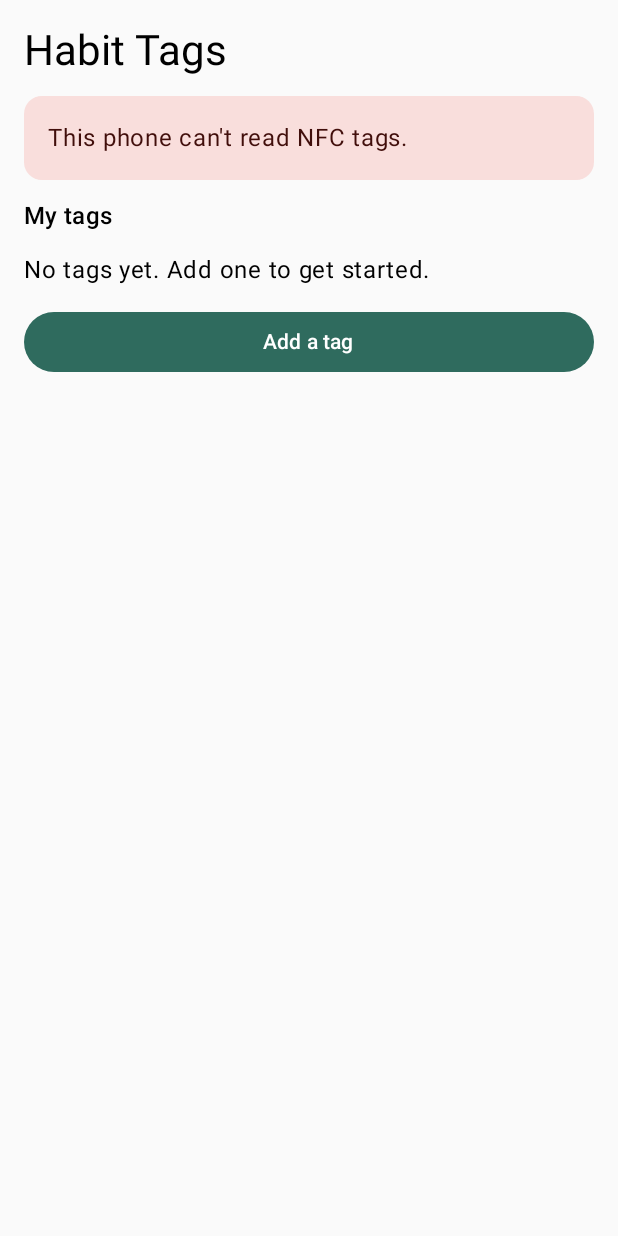
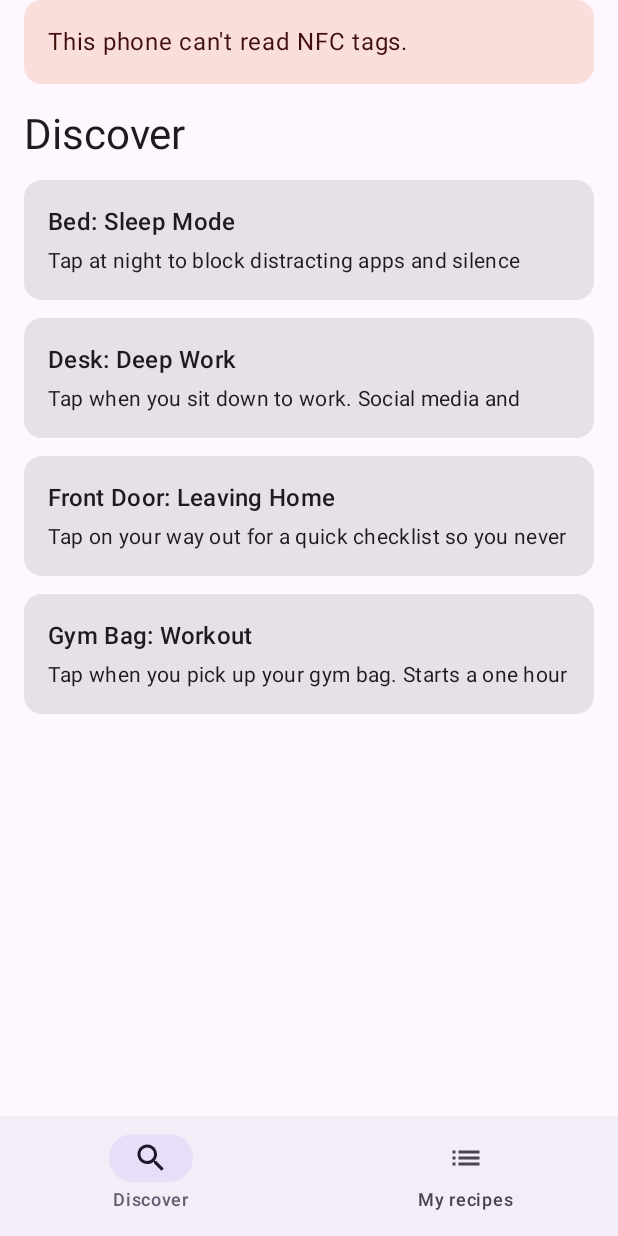
Before and after one commit to vineet-agarwal-codes/nfc-habit-tags, an Android app built with Jetpack Compose: the screen it shows after launch (MainActivity), on a phone screen of 412 x 824 dp. Run offline under Robolectric (Android 15) with nearby library versions, the phone set to English and light mode, and no system bars; pictures from the network do not load; 1 statement that could not run was skipped.

Commit message:
Android: Discover and My recipes tabs, recipe/edit/setup screens, active-mode strip
CI starts the debug app in offline mode and switches to fixtures, so
test runs never reach the production backend.

Co-Authored-By: Claude Opus 5.5 <noreply@anthropic.com>

```diff
--- a/android/app/src/main/kotlin/com/habittags/app/backend/UsageReportWorker.kt
+++ b/android/app/src/main/kotlin/com/habittags/app/backend/UsageReportWorker.kt
@@ -11,10 +11,12 @@ import androidx.work.PeriodicWorkRequestBuilder
 import androidx.work.WorkManager
 import androidx.work.WorkerParameters
 import com.habittags.app.HabitTagsApp
+import com.habittags.core.store.withDeviceId
 import com.habittags.core.usage.afterReportSent
 import com.habittags.core.usage.buildReport
 import kotlinx.datetime.Clock
 import kotlinx.datetime.TimeZone
+import java.util.UUID
 import java.util.concurrent.TimeUnit
 
 class UsageReportWorker(context: Context, params: WorkerParameters) : CoroutineWorker(context, params) {
@@ -38,8 +40,8 @@ object UsageReporting {
     /** Sends the current report; true when the server accepted it. */
     suspend fun sendNow(context: Context): Boolean {
         val app = HabitTagsApp.from(context)
-        val state = app.state.value
-        val deviceId = state.deviceId ?: return false
+        val state = app.update { it.withDeviceId { UUID.randomUUID().toString() } }
+        val deviceId = state.deviceId!!
         val now = Clock.System.now()
         return runCatching { app.backend.report(deviceId, buildReport(state, now, TimeZone.currentSystemDefault())) }
             .onSuccess {
--- /dev/null
+++ b/android/app/src/main/kotlin/com/habittags/app/ui/ActiveModeStrip.kt
@@ -0,0 +1,65 @@
+package com.habittags.app.ui
+
+import android.nfc.NfcAdapter
+import androidx.compose.foundation.layout.Arrangement
+import androidx.compose.foundation.layout.Column
+import androidx.compose.foundation.layout.Row
+import androidx.compose.foundation.layout.fillMaxWidth
+import androidx.compose.foundation.layout.padding
+import androidx.compose.material3.Card
+import androidx.compose.material3.CardDefaults
+import androidx.compose.material3.MaterialTheme
+import androidx.compose.material3.OutlinedButton
+import androidx.compose.material3.Text
+import androidx.compose.runtime.Composable
+import androidx.compose.runtime.LaunchedEffect
+import androidx.compose.runtime.collectAsState
+import androidx.compose.runtime.getValue
+import androidx.compose.runtime.mutableLongStateOf
+import androidx.compose.runtime.remember
+import androidx.compose.runtime.setValue
+import androidx.compose.ui.Alignment
+import androidx.compose.ui.Modifier
+import androidx.compose.ui.platform.LocalContext
+import androidx.compose.ui.unit.dp
+import com.habittags.app.TapHandler
+import kotlinx.coroutines.delay
+
+/** Shown above both tabs: NFC warnings and every mode that is on, each with End now. */
+@Composable
+fun ActiveModeStrip(onEndNow: (String) -> Unit) {
+    val context = LocalContext.current
+    val state by context.app().state.collectAsState()
+    var now by remember { mutableLongStateOf(System.currentTimeMillis()) }
+    LaunchedEffect(Unit) { while (true) { delay(15_000); now = System.currentTimeMillis() } }
+    val nfc = remember { NfcAdapter.getDefaultAdapter(context) }
+
+    Column(Modifier.fillMaxWidth().padding(horizontal = 16.dp), verticalArrangement = Arrangement.spacedBy(8.dp)) {
+        if (nfc == null) Banner("This phone can't read NFC tags.")
+        else if (!nfc.isEnabled) Banner("NFC is off. Turn it on in Settings to use your tags.")
+        if (state.active.isEmpty()) return@Column
+        Text("On now", style = MaterialTheme.typography.titleMedium, modifier = Modifier.padding(top = 8.dp))
+        state.active.values.forEach { mode ->
+            val label = state.tags[mode.tagId]?.label ?: mode.recipeId
+            val strictLeft = mode.strictUntil?.takeIf { it > now }?.let { TapHandler.minutesLeft(it - now) }
+            val detail = when {
+                strictLeft != null -> " · strict, $strictLeft min left"
+                mode.autoOffAt != null -> " · ends ${TapHandler.formatTime(mode.autoOffAt!!)}"
+                else -> ""
+            }
+            Card(Modifier.fillMaxWidth(), colors = CardDefaults.cardColors(containerColor = MaterialTheme.colorScheme.primaryContainer)) {
+                Row(Modifier.padding(12.dp), verticalAlignment = Alignment.CenterVertically) {
+                    Text(label + detail, Modifier.weight(1f), style = MaterialTheme.typography.bodyLarge)
+                    OutlinedButton(onClick = { onEndNow(mode.tagId) }) { Text("End now") }
+                }
+            }
+        }
+    }
+}
+
+@Composable
+fun Banner(text: String) {
+    Card(Modifier.fillMaxWidth(), colors = CardDefaults.cardColors(containerColor = MaterialTheme.colorScheme.errorContainer)) {
+        Text(text, Modifier.padding(16.dp))
+    }
+}
--- a/android/app/src/main/kotlin/com/habittags/app/ui/AppNav.kt
+++ b/android/app/src/main/kotlin/com/habittags/app/ui/AppNav.kt
@@ -1,26 +1,52 @@
 package com.habittags.app.ui
 
+import androidx.compose.foundation.layout.Column
+import androidx.compose.foundation.layout.fillMaxSize
+import androidx.compose.foundation.layout.padding
+import androidx.compose.material.icons.Icons
+import androidx.compose.material.icons.filled.List
+import androidx.compose.material.icons.filled.Search
+import androidx.compose.material3.Icon
+import androidx.compose.material3.NavigationBar
+import androidx.compose.material3.NavigationBarItem
+import androidx.compose.material3.Scaffold
+import androidx.compose.material3.Text
 import androidx.compose.runtime.Composable
 import androidx.compose.runtime.LaunchedEffect
 import androidx.compose.runtime.getValue
 import androidx.compose.runtime.mutableStateOf
 import androidx.compose.runtime.remember
 import androidx.compose.runtime.setValue
+import androidx.compose.ui.Modifier
+import androidx.navigation.NavGraph.Companion.findStartDestination
+import androidx.navigation.NavHostController
 import androidx.navigation.NavType
 import androidx.navigation.compose.NavHost
 import androidx.navigation.compose.composable
+import androidx.navigation.compose.currentBackStackEntryAsState
 import androidx.navigation.compose.rememberNavController
 import androidx.navigation.navArgument
+
+private val TABS = listOf("discover" to "Discover", "my" to "My recipes")
+
+private fun NavHostController.openTab(route: String) = navigate(route) {
+    popUpTo(graph.findStartDestination().id) { saveState = true }
+    launchSingleTop = true
+    restoreState = true
+}
 
 @Composable
 fun AppNav(activity: MainActivity) {
     val nav = rememberNavController()
     var checklist by remember { mutableStateOf<Pair<String, List<String>>?>(null) }
     val intent = activity.pending.value
+    val current by nav.currentBackStackEntryAsState()
+    val route = current?.destination?.route
+    val onTab = TABS.any { it.first == route }
 
     LaunchedEffect(intent) {
         intent ?: return@LaunchedEffect
-        intent.getStringExtra(MainActivity.EXTRA_SETUP_TAG_ID)?.let { nav.navigate("catalog?setupTagId=$it") }
+        intent.getStringExtra(MainActivity.EXTRA_SETUP_TAG_ID)?.let { nav.navigate("setup/$it") }
         intent.getStringExtra(MainActivity.EXTRA_GATE_TAG_ID)?.let { nav.navigate("gate/$it") }
         intent.getStringExtra(MainActivity.EXTRA_CHECKLIST_TITLE)?.let { title ->
             checklist = title to intent.getStringArrayExtra(MainActivity.EXTRA_CHECKLIST_ITEMS).orEmpty().toList()
@@ -28,38 +54,56 @@ fun AppNav(activity: MainActivity) {
         activity.pending.value = null
     }
 
-    NavHost(nav, startDestination = "home") {
-        composable("home") {
-            HomeScreen(
-                onAddTag = { nav.navigate("catalog") },
-                onOpenTag = { nav.navigate("tag/$it") },
-                onEndNow = { nav.navigate("gate/$it") },
+    Scaffold(bottomBar = {
+        if (onTab) NavigationBar {
+            TABS.forEach { (tab, label) ->
+                NavigationBarItem(
+                    selected = route == tab,
+                    onClick = { nav.openTab(tab) },
+                    icon = { Icon(if (tab == "discover") Icons.Filled.Search else Icons.Filled.List, contentDescription = null) },
+                    label = { Text(label) },
                 )
             }
-        composable(
-            "catalog?setupTagId={setupTagId}",
-            arguments = listOf(navArgument("setupTagId") { type = NavType.StringType; nullable = true }),
-        ) { entry ->
-            val setupTagId = entry.arguments?.getString("setupTagId")
-            CatalogScreen(setupTagId = setupTagId, onPick = { recipeId ->
-                nav.navigate("install/$recipeId" + (setupTagId?.let { "?setupTagId=$it" } ?: ""))
-            })
+        }
+    }) { padding ->
+        Column(Modifier.fillMaxSize().padding(padding)) {
+            if (onTab) ActiveModeStrip(onEndNow = { nav.navigate("gate/$it") })
+            NavHost(nav, startDestination = "discover") {
+                composable("discover") { DiscoverScreen(onOpen = { nav.navigate("recipe/$it") }) }
+                composable("my") { MyRecipesScreen(onOpen = { nav.navigate("edit/$it") }, onBrowse = { nav.openTab("discover") }) }
+                composable("recipe/{recipeId}") { entry ->
+                    val id = entry.arguments!!.getString("recipeId")!!
+                    RecipeScreen(id, onInstall = { nav.navigate("install/$id") }, onEdit = { nav.navigate("edit/$id") })
                 }
                 composable(
                     "install/{recipeId}?setupTagId={setupTagId}",
                     arguments = listOf(navArgument("setupTagId") { type = NavType.StringType; nullable = true }),
                 ) { entry ->
-            InstallScreen(
-                recipeId = entry.arguments!!.getString("recipeId")!!,
-                setupTagId = entry.arguments?.getString("setupTagId"),
-                onDone = { nav.popBackStack("home", inclusive = false) },
+                    val id = entry.arguments!!.getString("recipeId")!!
+                    InstallScreen(recipeId = id, setupTagId = entry.arguments?.getString("setupTagId"), onDone = {
+                        nav.navigate("edit/$id") { popUpTo("discover") }
+                    })
+                }
+                composable("edit/{recipeId}") { entry ->
+                    val id = entry.arguments!!.getString("recipeId")!!
+                    RecipeEditScreen(
+                        id,
+                        onOpenTag = { nav.navigate("tag/$it") },
+                        onInstallFlow = { nav.navigate("install/$id") },
+                        onUninstalled = { nav.popBackStack() },
                     )
+                }
+                composable("setup/{tagId}") { entry ->
+                    val tagId = entry.arguments!!.getString("tagId")!!
+                    SetupTagScreen(onPick = { nav.navigate("install/$it?setupTagId=$tagId") })
                 }
                 composable("tag/{tagId}") { entry ->
                     TagDetailScreen(tagId = entry.arguments!!.getString("tagId")!!, onDone = { nav.popBackStack() })
                 }
                 composable("gate/{tagId}") { entry ->
-            GateScreen(tagId = entry.arguments!!.getString("tagId")!!, onDone = { nav.popBackStack("home", inclusive = false) })
+                    GateScreen(tagId = entry.arguments!!.getString("tagId")!!, onDone = { nav.popBackStack() })
+                }
+            }
         }
     }
 
--- /dev/null
+++ b/android/app/src/main/kotlin/com/habittags/app/ui/DiscoverScreen.kt
@@ -0,0 +1,44 @@
+package com.habittags.app.ui
+
+import androidx.compose.foundation.clickable
+import androidx.compose.foundation.layout.Arrangement
+import androidx.compose.foundation.layout.Column
+import androidx.compose.foundation.layout.fillMaxSize
+import androidx.compose.foundation.layout.fillMaxWidth
+import androidx.compose.foundation.layout.padding
+import androidx.compose.foundation.lazy.LazyColumn
+import androidx.compose.foundation.lazy.items
+import androidx.compose.material3.Card
+import androidx.compose.material3.MaterialTheme
+import androidx.compose.material3.Text
+import androidx.compose.runtime.Composable
+import androidx.compose.runtime.collectAsState
+import androidx.compose.runtime.getValue
+import androidx.compose.ui.Modifier
+import androidx.compose.ui.platform.LocalContext
+import androidx.compose.ui.unit.dp
+import com.habittags.core.catalog.discoverOrder
+import com.habittags.core.catalog.statLabel
+import kotlinx.datetime.Clock
+
+@Composable
+fun DiscoverScreen(onOpen: (String) -> Unit) {
+    val app = LocalContext.current.app()
+    val snapshot by app.snapshot.collectAsState()
+    val state by app.state.collectAsState()
+    val recipes = discoverOrder(snapshot, state.installedRecipes, Clock.System.now())
+
+    LazyColumn(Modifier.fillMaxSize().padding(horizontal = 16.dp), verticalArrangement = Arrangement.spacedBy(12.dp)) {
+        item { Text("Discover", style = MaterialTheme.typography.headlineMedium, modifier = Modifier.padding(top = 16.dp)) }
+        if (recipes.isEmpty()) item { Text("You've installed every recipe — more coming soon.") }
+        items(recipes, key = { it.id }) { recipe ->
+            Card(Modifier.fillMaxWidth().clickable { onOpen(recipe.id) }) {
+                Column(Modifier.padding(16.dp), verticalArrangement = Arrangement.spacedBy(4.dp)) {
+                    Text(recipe.title, style = MaterialTheme.typography.titleMedium)
+                    Text(recipe.description, style = MaterialTheme.typography.bodyMedium, maxLines = 1)
+                    statLabel(snapshot.stats[recipe.id]).forEach { Text(it, style = MaterialTheme.typography.labelLarge) }
+                }
+            }
+        }
+    }
+}
--- a/android/app/src/main/kotlin/com/habittags/app/ui/HomeScreen.kt
+++ /dev/null
@@ -1,78 +0,0 @@
-package com.habittags.app.ui
-
-import android.nfc.NfcAdapter
-import androidx.compose.foundation.clickable
-import androidx.compose.foundation.layout.Arrangement
-import androidx.compose.foundation.layout.Column
-import androidx.compose.foundation.layout.Row
-import androidx.compose.foundation.layout.fillMaxSize
-import androidx.compose.foundation.layout.fillMaxWidth
-import androidx.compose.foundation.layout.padding
-import androidx.compose.foundation.lazy.LazyColumn
-import androidx.compose.foundation.lazy.items
-import androidx.compose.material3.Button
-import androidx.compose.material3.Card
-import androidx.compose.material3.CardDefaults
-import androidx.compose.material3.MaterialTheme
-import androidx.compose.material3.OutlinedButton
-import androidx.compose.material3.Text
-import androidx.compose.runtime.Composable
-import androidx.compose.runtime.LaunchedEffect
-import androidx.compose.runtime.collectAsState
-import androidx.compose.runtime.getValue
-import androidx.compose.runtime.mutableLongStateOf
-import androidx.compose.runtime.remember
-import androidx.compose.runtime.setValue
-import androidx.compose.ui.Alignment
-import androidx.compose.ui.Modifier
-import androidx.compose.ui.platform.LocalContext
-import androidx.compose.ui.unit.dp
-import com.habittags.app.TapHandler
-import kotlinx.coroutines.delay
-
-@Composable
-fun HomeScreen(onAddTag: () -> Unit, onOpenTag: (String) -> Unit, onEndNow: (String) -> Unit) {
-    val context = LocalContext.current
-    val app = context.app()
-    val state by app.state.collectAsState()
-    var now by remember { mutableLongStateOf(System.currentTimeMillis()) }
-    LaunchedEffect(Unit) { while (true) { delay(15_000); now = System.currentTimeMillis() } }
-    val nfc = remember { NfcAdapter.getDefaultAdapter(context) }
-
-    LazyColumn(Modifier.fillMaxSize().padding(16.dp), verticalArrangement = Arrangement.spacedBy(12.dp)) {
-        item { Text("Habit Tags", style = MaterialTheme.typography.headlineMedium) }
-        if (nfc == null) item { Banner("This phone can't read NFC tags.") }
-        else if (!nfc.isEnabled) item { Banner("NFC is off. Turn it on in Settings to use your tags.") }
-
-        if (state.active.isNotEmpty()) item { Text("On now", style = MaterialTheme.typography.titleMedium) }
-        items(state.active.values.toList(), key = { "active-${it.tagId}" }) { mode ->
-            val label = state.tags[mode.tagId]?.label ?: mode.recipeId
-            Card(Modifier.fillMaxWidth(), colors = CardDefaults.cardColors(containerColor = MaterialTheme.colorScheme.primaryContainer)) {
-                Row(Modifier.padding(16.dp), verticalAlignment = Alignment.CenterVertically) {
-                    Column(Modifier.weight(1f)) {
-                        Text(label, style = MaterialTheme.typography.titleMedium)
-                        mode.autoOffAt?.let { Text("Ends at ${TapHandler.formatTime(it)}") }
-                        mode.strictUntil?.takeIf { it > now }?.let { Text("Strict: ${TapHandler.minutesLeft(it - now)} min left") }
-                    }
-                    OutlinedButton(onClick = { onEndNow(mode.tagId) }) { Text("End now") }
-                }
-            }
-        }
-
-        item { Text("My tags", style = MaterialTheme.typography.titleMedium) }
-        if (state.tags.isEmpty()) item { Text("No tags yet. Add one to get started.") }
-        items(state.tags.values.toList(), key = { "tag-${it.tagId}" }) { tag ->
-            Card(Modifier.fillMaxWidth().clickable { onOpenTag(tag.tagId) }) {
-                Text(tag.label, Modifier.padding(16.dp), style = MaterialTheme.typography.bodyLarge)
-            }
-        }
-        item { Button(onClick = onAddTag, modifier = Modifier.fillMaxWidth()) { Text("Add a tag") } }
-    }
-}
-
-@Composable
-fun Banner(text: String) {
-    Card(Modifier.fillMaxWidth(), colors = CardDefaults.cardColors(containerColor = MaterialTheme.colorScheme.errorContainer)) {
-        Text(text, Modifier.padding(16.dp))
-    }
-}
--- a/android/app/src/main/kotlin/com/habittags/app/ui/InstallScreen.kt
+++ b/android/app/src/main/kotlin/com/habittags/app/ui/InstallScreen.kt
@@ -15,6 +15,7 @@ import androidx.compose.material3.Button
 import androidx.compose.material3.MaterialTheme
 import androidx.compose.material3.OutlinedTextField
 import androidx.compose.material3.Text
+import androidx.compose.material3.TextButton
 import androidx.compose.runtime.Composable
 import androidx.compose.runtime.LaunchedEffect
 import androidx.compose.runtime.getValue
@@ -67,6 +68,10 @@ fun InstallScreen(recipeId: String, setupTagId: String?, onDone: () -> Unit) {
         } else {
             Text("NTAG213, 215 or 216 tags work best.", style = MaterialTheme.typography.bodySmall)
             Button(onClick = { writingTagId = TagPayload.newTagId() }, enabled = ready, modifier = Modifier.fillMaxWidth()) { Text("Write to a tag") }
+            TextButton(onClick = {
+                app.update { it.copy(installedRecipes = it.installedRecipes + recipe.id) }
+                onDone()
+            }, modifier = Modifier.fillMaxWidth()) { Text("Skip for now") }
         }
     }
 
--- a/android/app/src/main/kotlin/com/habittags/app/ui/TagDetailScreen.kt
+++ b/android/app/src/main/kotlin/com/habittags/app/ui/TagDetailScreen.kt
@@ -56,6 +56,7 @@ fun TagDetailScreen(tagId: String, onDone: () -> Unit) {
             catalog?.recipes.orEmpty().filter(::isUsable).forEach { r ->
                 DropdownMenuItem(text = { Text(r.title) }, onClick = {
                     edit { it.copy(recipeId = r.id, params = mergeParams(it.params, r.params)) }
+                    app.update { it.copy(installedRecipes = it.installedRecipes + r.id) }
                     choosing = false
                 })
             }
```
Also changed, not shown: android/app/src/main/kotlin/com/habittags/app/ui/MyRecipesScreen.kt (added, +62 -0 lines), android/app/src/main/kotlin/com/habittags/app/ui/RecipeEditScreen.kt (added, +92 -0 lines), android/app/src/main/kotlin/com/habittags/app/ui/RecipeScreen.kt (added, +38 -0 lines), android/app/src/main/kotlin/com/habittags/app/ui/SetupTagScreen.kt (renamed from android/app/src/main/kotlin/com/habittags/app/ui/CatalogScreen.kt, +15 -12 lines), 6 other files. Lines whose indentation alone changed are shown as unchanged.
